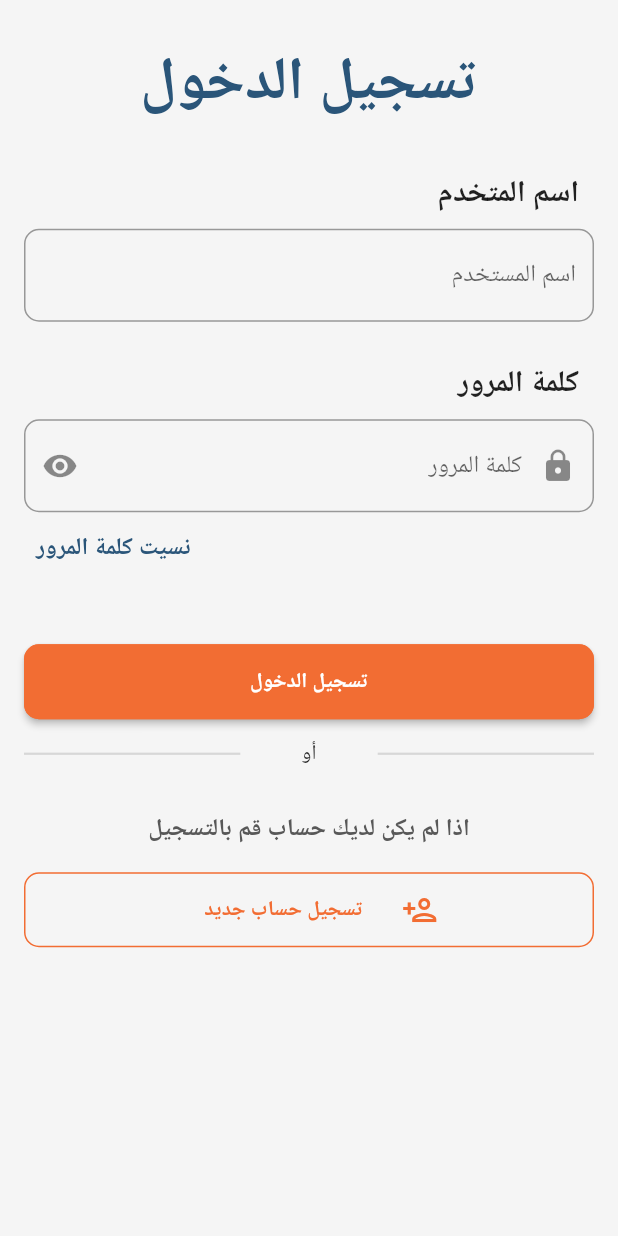
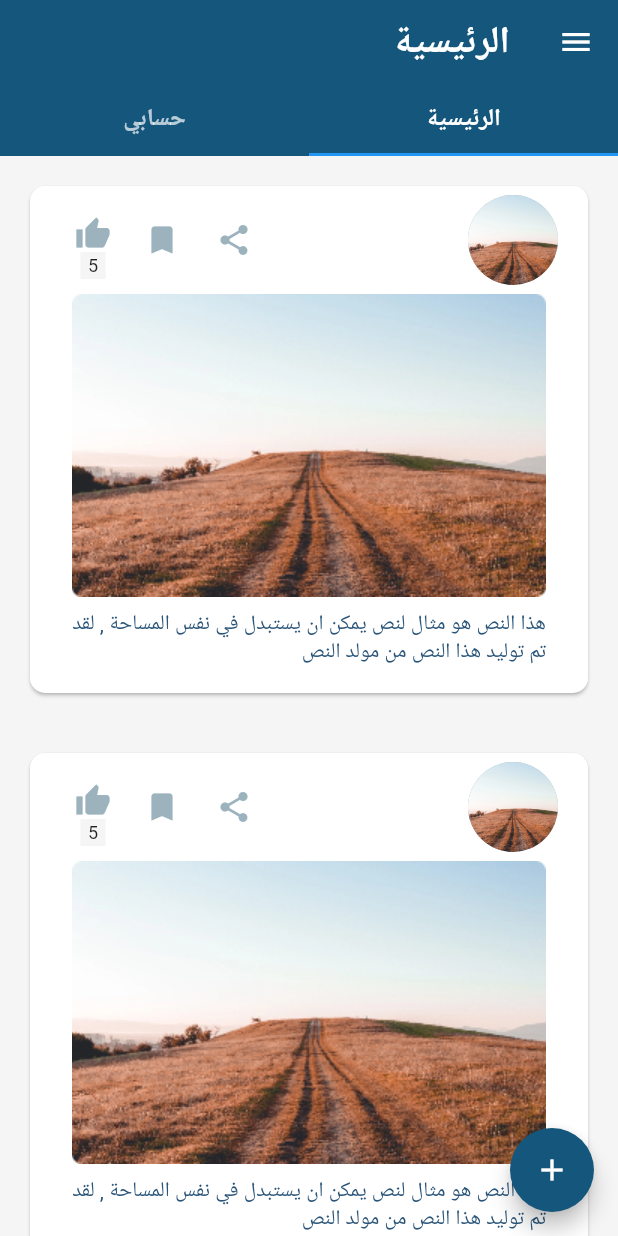
Before and after one commit to muhammedelsaman/Flutter_Firebase, a Flutter app: the screen it shows after launch, on a phone screen of 412 x 824 dp. Run offline on Flutter 3.47's test engine with Material 2 defaults, Android fonts, the phone set to English and light mode, and no system bars; our stand-ins replace cloud_firestore, firebase_auth, firebase_core, flutter_riverpod; accounts and stored records are empty; generated files the repository leaves out were written again.

Commit message:
complete layout screen - home screen - add post

```diff
--- a/lib/main.dart
+++ b/lib/main.dart
@@ -1,5 +1,6 @@
 import 'package:flutter/material.dart';
-import 'package:flutter_firebase_demo/ui/screens/login_screen.dart';
+import 'package:flutter_firebase_demo/ui/screens/layout_screen.dart';
+//import 'package:flutter_firebase_demo/ui/screens/login_screen.dart';
 import 'package:flutter_riverpod/flutter_riverpod.dart';
 import 'package:firebase_core/firebase_core.dart';
 import 'firebase_options.dart';
@@ -19,7 +20,7 @@ class MyApp extends StatelessWidget {
   Widget build(BuildContext context) {
     return const MaterialApp(
       debugShowCheckedModeBanner: false,
-      home: LoginScreen(),
+      home: LayoutScreen(),
     );
   }
 }
--- /dev/null
+++ b/lib/ui/screens/layout_screen.dart
@@ -0,0 +1,211 @@
+import 'package:flutter/material.dart';
+import 'package:flutter_firebase_demo/ui/screens/main_page.dart';
+import 'package:flutter_firebase_demo/ui/screens/profile_page.dart';
+
+class LayoutScreen extends StatefulWidget {
+  const LayoutScreen({super.key});
+  @override
+  State<LayoutScreen> createState() => _LayoutScreenState();
+}
+
+class MyTabs {
+  final String? title;
+  MyTabs({this.title});
+}
+
+class _LayoutScreenState extends State<LayoutScreen>
+    with SingleTickerProviderStateMixin {
+  final List<MyTabs> _tabs = [
+    MyTabs(title: 'الرئيسية'),
+    MyTabs(title: 'حسابي'),
+  ];
+
+  late MyTabs _myHandler;
+
+  late TabController _tabController;
+
+  @override
+  void initState() {
+    super.initState();
+    _tabController = TabController(vsync: this, length: _tabs.length);
+    _myHandler = _tabs[0];
+    _tabController.addListener(_handleSelected);
+  }
+
+  void _handleSelected() {
+    setState(() {
+      _myHandler = _tabs[_tabController.index];
+    });
+  }
+
+  @override
+  void dispose() {
+    _tabController.dispose();
+    super.dispose();
+  }
+
+  @override
+  Widget build(BuildContext context) {
+    return Directionality(
+      textDirection: TextDirection.rtl,
+      child: Scaffold(
+        appBar: AppBar(
+          backgroundColor: const Color(0xff15567C),
+          elevation: 0.0,
+          title: Text(
+            _myHandler.title.toString(),
+            style: const TextStyle(
+              fontSize: 25.0,
+              fontWeight: FontWeight.bold,
+              color: Color(0xffFFFFFF),
+            ),
+          ),
+          centerTitle: false,
+          bottom: TabBar(
+            labelStyle:
+                const TextStyle(fontSize: 16.0, fontWeight: FontWeight.bold),
+            controller: _tabController,
+            tabs: <Tab>[
+              Tab(
+                text: _tabs[0].title,
+              ),
+              Tab(
+                text: _tabs[1].title,
+              )
+            ],
+          ),
+        ),
+        body: TabBarView(
+          controller: _tabController,
+          children: const [MainPage(), ProfilePage()],
+        ),
+        drawer: Drawer(
+          backgroundColor: const Color(0xffFFFFFF),
+          child: ListView(
+            children: <Widget>[
+              Container(
+                color: const Color(0xff398BAF),
+                child: DrawerHeader(
+                  child: Column(
+                    mainAxisAlignment: MainAxisAlignment.center,
+                    crossAxisAlignment: CrossAxisAlignment.center,
+                    children: const [
+                      CircleAvatar(
+                        radius: 30.0,
+                        backgroundColor: Color(0xffF5F5F5),
+                        child: Icon(
+                          Icons.person,
+                          color: Color(0xff9CB3BE),
+                        ),
+                      ),
+                      SizedBox(
+                        height: 20.0,
+                      ),
+                      Text(
+                        'محمد السمان',
+                        style: TextStyle(
+                          fontSize: 16.0,
+                          fontWeight: FontWeight.bold,
+                        ),
+                      ),
+                    ],
+                  ),
+                ),
+              ),
+              Column(
+                children: [
+                  ListTile(
+                    contentPadding: const EdgeInsets.symmetric(
+                      horizontal: 20.0,
+                      vertical: 10.0,
+                    ),
+                    title: const Text(
+                      'الرئيسية',
+                      style: TextStyle(
+                          color: Color(0xff398BAF),
+                          fontSize: 14.0,
+                          fontWeight: FontWeight.bold),
+                    ),
+                    leading: const Icon(
+                      Icons.home,
+                      color: Color(0xff398BAF),
+                    ),
+                    onTap: () {
+                      Navigator.pop(context);
+                    },
+                  ),
+                  const Padding(
+                    padding: EdgeInsets.only(left: 20.0, right: 20.0),
+                    child: Divider(
+                      color: Color(0xff398BAF),
+                    ),
+                  ),
+                  ListTile(
+                    title: const Text(
+                      'حسابي',
+                      style: TextStyle(
+                          color: Color(0xff398BAF),
+                          fontSize: 14.0,
+                          fontWeight: FontWeight.bold),
+                    ),
+                    leading: const Icon(
+                      Icons.home,
+                      color: Color(0xff398BAF),
+                    ),
+                    onTap: () {
+                      Navigator.pop(context);
+                    },
+                  ),
+                  const Padding(
+                    padding: EdgeInsets.only(left: 20.0, right: 20.0),
+                    child: Divider(
+                      color: Color(0xff398BAF),
+                    ),
+                  ),
+                  ListTile(
+                    title: const Text(
+                      'المحفوظات',
+                      style: TextStyle(
+                          color: Color(0xff398BAF),
+                          fontSize: 14.0,
+                          fontWeight: FontWeight.bold),
+                    ),
+                    leading: const Icon(
+                      Icons.bookmark,
+                      color: Color(0xff398BAF),
+                    ),
+                    onTap: () {
+                      Navigator.pop(context);
+                    },
+                  ),
+                  const Padding(
+                    padding: EdgeInsets.only(left: 20.0, right: 20.0),
+                    child: Divider(
+                      color: Color(0xff398BAF),
+                    ),
+                  ),
+                  ListTile(
+                    title: const Text(
+                      'تسجيل الخروج',
+                      style: TextStyle(
+                          color: Color(0xff398BAF),
+                          fontSize: 14.0,
+                          fontWeight: FontWeight.bold),
+                    ),
+                    leading: const Icon(
+                      Icons.exit_to_app,
+                      color: Color(0xff398BAF),
+                    ),
+                    onTap: () {
+                      Navigator.pop(context);
+                    },
+                  ),
+                ],
+              ),
+            ],
+          ),
+        ),
+      ),
+    );
+  }
+}
--- a/lib/ui/screens/login_screen.dart
+++ b/lib/ui/screens/login_screen.dart
@@ -3,7 +3,7 @@ import 'package:flutter_firebase_demo/services/auth_user_notifier.dart';
 import 'package:flutter_firebase_demo/ui/screens/register_screen.dart';
 import 'package:flutter_riverpod/flutter_riverpod.dart';
 
-import 'home_screen.dart';
+import 'layout_screen.dart';
 
 class LoginScreen extends ConsumerStatefulWidget {
   const LoginScreen({Key? key}) : super(key: key);
@@ -70,6 +70,7 @@ class _LoginScreenState extends ConsumerState<LoginScreen> {
                         },
                         decoration: const InputDecoration(
                           hintText: 'اسم المستخدم',
+                          fillColor: Color(0xff9CB3BE),
                           border: OutlineInputBorder(
                               borderRadius:
                                   BorderRadius.all(Radius.circular(10.0))),
@@ -108,6 +109,7 @@ class _LoginScreenState extends ConsumerState<LoginScreen> {
                         obscureText: true,
                         decoration: const InputDecoration(
                           hintText: 'كلمة المرور',
+                          fillColor: Color(0xff9CB3BE),
                           border: OutlineInputBorder(
                               borderRadius:
                                   BorderRadius.all(Radius.circular(10.0))),
@@ -163,7 +165,7 @@ class _LoginScreenState extends ConsumerState<LoginScreen> {
                               Navigator.push(
                                 context,
                                 MaterialPageRoute(
-                                  builder: (context) => const HomeScreen(),
+                                  builder: (context) => const LayoutScreen(),
                                 ),
                               );
                             }
--- /dev/null
+++ b/lib/ui/screens/main_page.dart
@@ -0,0 +1,263 @@
+import 'package:flutter/material.dart';
+
+class MainPage extends StatefulWidget {
+  const MainPage({Key? key}) : super(key: key);
+
+  @override
+  State<MainPage> createState() => _MainPageState();
+}
+
+class _MainPageState extends State<MainPage> {
+  final TextEditingController _textController = TextEditingController();
+
+  @override
+  Widget build(BuildContext context) {
+    return Directionality(
+      textDirection: TextDirection.rtl,
+      child: Scaffold(
+        backgroundColor: const Color(0xffF5F5F5),
+        body: ListView.builder(
+          itemCount: 5,
+          itemBuilder: (BuildContext context, int index) {
+            return Card(
+              borderOnForeground: true,
+              shape: const RoundedRectangleBorder(
+                borderRadius: BorderRadius.all(Radius.circular(10.0)),
+              ),
+              margin:
+                  const EdgeInsets.symmetric(vertical: 20.0, horizontal: 20.0),
+              child: Padding(
+                padding: const EdgeInsets.symmetric(horizontal: 20.0),
+                child: Column(
+                    // mainAxisAlignment: MainAxisAlignment.center,
+                    // mainAxisSize: MainAxisSize.min,
+                    children: [
+                      Row(
+                        children: [
+                          const CircleAvatar(
+                            backgroundImage: AssetImage('assets/images/PI.png'),
+                            radius: 30.0,
+                            backgroundColor: Color(0xff9CB3BE),
+                          ),
+                          const Spacer(),
+                          IconButton(
+                            onPressed: () {},
+                            icon: const Icon(
+                              Icons.share,
+                              color: Color(0xff9CB3BE),
+                            ),
+                          ),
+                          IconButton(
+                            onPressed: () {},
+                            icon: const Icon(
+                              Icons.bookmark,
+                              color: Color(0xff9CB3BE),
+                            ),
+                          ),
+                          InkWell(
+                            onTap: () {},
+                            child: Padding(
+                              padding: const EdgeInsets.only(
+                                top: 20.0,
+                                left: 10,
+                                right: 10.0,
+                                bottom: 10.0,
+                              ),
+                              child: Column(
+                                children: [
+                                  const Icon(
+                                    Icons.thumb_up,
+                                    color: Color(0xff9CB3BE),
+                                  ),
+                                  Container(
+                                    padding: const EdgeInsets.symmetric(
+                                        horizontal: 5.0, vertical: 2.0),
+                                    color: const Color(0xffF5F5F5),
+                                    child: const Text(
+                                      '5',
+                                      style: TextStyle(
+                                        fontSize: 12.0,
+                                      ),
+                                    ),
+                                  ),
+                                ],
+                              ),
+                            ),
+                          ),
+                        ],
+                      ),
+                      const SizedBox(
+                        width: 10.0,
+                      ),
+                      Image.asset(
+                        'assets/images/PI.png',
+                        fit: BoxFit.fill,
+                      ),
+                      const SizedBox(
+                        width: 10.0,
+                      ),
+                      const Padding(
+                        padding: EdgeInsets.all(8.0),
+                        child: Text(
+                          'هذا النص هو مثال لنص يمكن ان يستبدل في نفس المساحة , لقد تم توليد هذا النص من مولد النص',
+                          style: TextStyle(
+                            fontSize: 14.0,
+                            color: Color(0xff2A5579),
+                          ),
+                        ),
+                      ),
+                      const SizedBox(
+                        height: 10,
+                      ),
+                    ]),
+              ),
+            );
+          },
+        ),
+        floatingActionButtonLocation: FloatingActionButtonLocation.startFloat,
+        floatingActionButton: FloatingActionButton(
+          backgroundColor: const Color(0xff15567C),
+          onPressed: () {
+            showDialog(
+                context: context,
+                barrierColor: Colors.grey[400],
+                builder: (BuildContext context) {
+                  return Dialog(
+                    insetPadding: const EdgeInsets.all(10.0),
+                    child: Stack(
+                      alignment: Alignment.topCenter,
+                      children: <Widget>[
+                        Container(
+                          width: double.infinity,
+                          padding: const EdgeInsets.all(10.0),
+                          decoration: BoxDecoration(
+                            borderRadius: BorderRadius.circular(10.0),
+                          ),
+                          child: Column(
+                            mainAxisAlignment: MainAxisAlignment.center,
+                            mainAxisSize: MainAxisSize.min,
+                            children: [
+                              InkWell(
+                                onTap: () {},
+                                child: Container(
+                                  width: double.infinity,
+                                  height: 250.0,
+                                  decoration: BoxDecoration(
+                                    borderRadius: BorderRadius.circular(10.0),
+                                    color: const Color(0xff9CB3BE),
+                                  ),
+                                  child: Column(
+                                    mainAxisAlignment: MainAxisAlignment.center,
+                                    mainAxisSize: MainAxisSize.min,
+                                    children: const [
+                                      Icon(
+                                        Icons.camera_alt,
+                                        color: Color(0xff398BAF),
+                                        size: 70,
+                                      ),
+                                      SizedBox(
+                                        height: 10.0,
+                                      ),
+                                      Text(
+                                        'رفع صورة',
+                                        style: TextStyle(
+                                          fontSize: 16.0,
+                                          color: Color(0xff2A5579),
+                                        ),
+                                      ),
+                                    ],
+                                  ),
+                                ),
+                              ),
+                              const SizedBox(
+                                height: 20.0,
+                              ),
+                              Container(
+                                alignment: Alignment.centerRight,
+                                child: const Text('اكتب تعليقا حول الصورة',
+                                    style: TextStyle(
+                                      fontSize: 14.0,
+                                      fontWeight: FontWeight.bold,
+                                      color: Color(0xffBECCD4),
+                                    )),
+                              ),
+                              TextField(
+                                textDirection: TextDirection.rtl,
+                                textAlign: TextAlign.right,
+                                style: const TextStyle(
+                                  fontSize: 16.0,
+                                  color: Color(0xff2A5579),
+                                ),
+                                maxLines: 2,
+                                maxLength: 120,
+                                controller: _textController,
+                                cursorColor: const Color(0xff2A5579),
+                                decoration: const InputDecoration(
+                                  focusedBorder: UnderlineInputBorder(
+                                    borderSide: BorderSide(
+                                      color: Color(0xffF26D33),
+                                    ),
+                                  ),
+                                ),
+                              ),
+                              Row(
+                                children: [
+                                  MaterialButton(
+                                    minWidth: 90,
+                                    height: 50.0,
+                                    color: const Color(0xffF26D33),
+                                    shape: const OutlineInputBorder(
+                                      borderRadius: BorderRadius.all(
+                                        Radius.circular(10.0),
+                                      ),
+                                      borderSide:
+                                          BorderSide(color: Color(0xffF26D33)),
+                                    ),
+                                    onPressed: () {},
+                                    child: const Text(
+                                      'نشر',
+                                      style: TextStyle(
+                                        fontSize: 16,
+                                        fontWeight: FontWeight.bold,
+                                        color: Color(0xffFFFFFF),
+                                      ),
+                                    ),
+                                  ),
+                                  const SizedBox(
+                                    width: 20.0,
+                                  ),
+                                  MaterialButton(
+                                    minWidth: 90,
+                                    height: 50.0,
+                                    color: const Color(0xffFFFFFF),
+                                    shape: const OutlineInputBorder(
+                                      borderRadius: BorderRadius.all(
+                                        Radius.circular(10.0),
+                                      ),
+                                      borderSide:
+                                          BorderSide(color: Color(0xffF26D33)),
+                                    ),
+                                    onPressed: () {},
+                                    child: const Text(
+                                      'تجاهل',
+                                      style: TextStyle(
+                                          fontSize: 16,
+                                          fontWeight: FontWeight.bold),
+                                    ),
+                                  )
+                                ],
+                              ),
+                            ],
+                          ),
+                        ),
+                      ],
+                    ),
+                  );
+                });
+          },
+          child: const Icon(Icons.add),
+        ),
+      ),
+    );
+  }
+}
--- a/pubspec.yaml
+++ b/pubspec.yaml
@@ -73,8 +73,8 @@ flutter:
   uses-material-design: true
 
   # To add assets to your application, add an assets section, like this:
-  # assets:
-  #   - images/a_dot_burr.jpeg
+  assets:
+    - assets/images/
   #   - images/a_dot_ham.jpeg
 
   # An image asset can refer to one or more resolution-specific "variants", see
```
Also changed, not shown: lib/data/remote/dio_helper.dart (deleted, +0 -40 lines), lib/ui/screens/home_screen.dart (deleted, +0 -15 lines), lib/ui/screens/profile_page.dart (added, +23 -0 lines), lib/ui/screens/register_screen.dart (+23 -2 lines), assets/images/PI.png (added).
